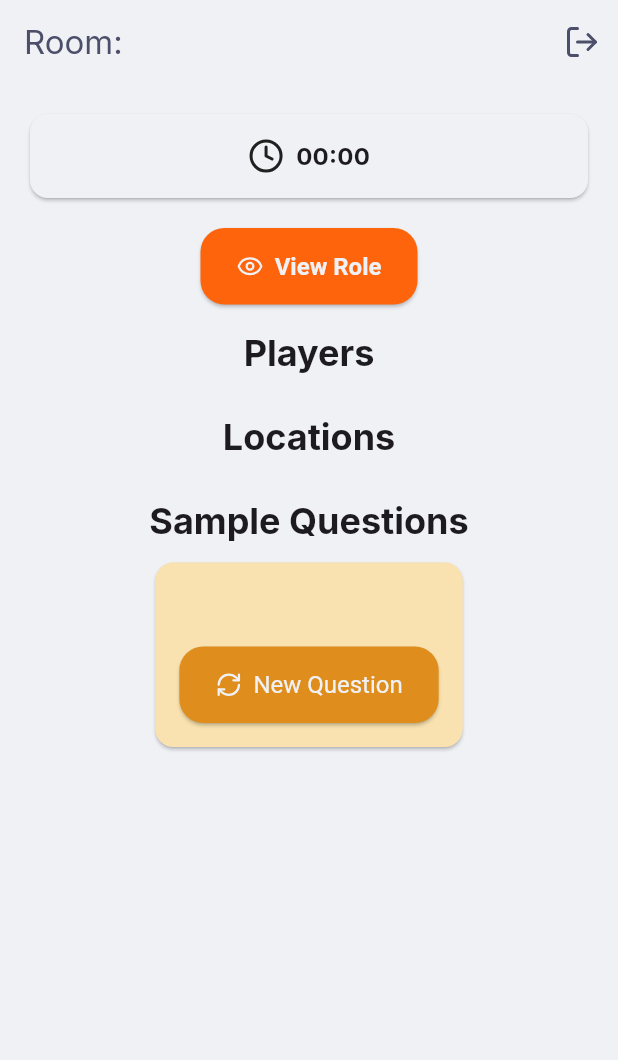
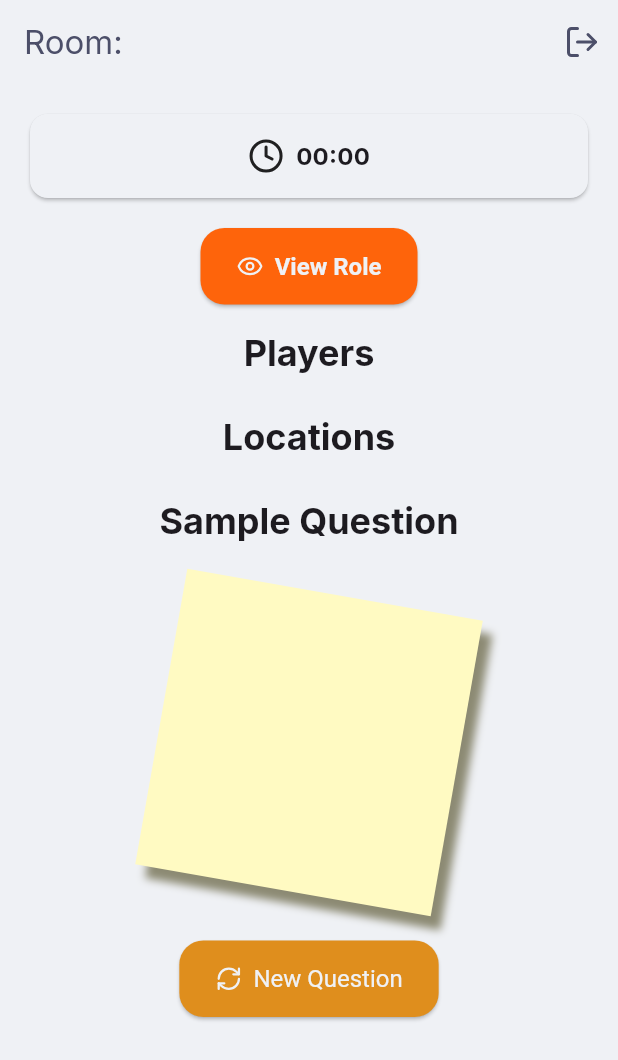
Before and after one commit to Jeshwin/Spyfall, a Flutter app: the GamePage screen opened directly with empty values, on a phone screen of 412 x 824 dp. Shown: the top 1060 px of the screen. Run offline on Flutter 3.47's test engine with Material 3 defaults, Android fonts, the light colour scheme and no system bars; our stand-ins replace cloud_firestore, firebase_core, google_fonts, lucide_icons, yaml; accounts and stored records are empty; generated files the repository leaves out were written again.

Commit message:
Improve styling and add some end of game popups.

```diff
--- a/lib/models/room.dart
+++ b/lib/models/room.dart
@@ -5,19 +5,16 @@ enum RoomStatus { setup, waiting, inProgress, completed, closed }
 
 class RoomSettings {
   final int discussionTime;
-  final int votingTime;
   final bool startTimerOnGameStart;
 
   RoomSettings({
     required this.discussionTime,
-    required this.votingTime,
     required this.startTimerOnGameStart,
   });
 
   Map<String, dynamic> toJson() {
     return {
       'discussionTime': discussionTime,
-      'votingTime': votingTime,
       'startTimerOnGameStart': startTimerOnGameStart,
     };
   }
@@ -27,8 +24,6 @@ class RoomSettings {
       discussionTime:
           json['discussionTime'] ??
           AppConstants.defaultSettings["discussionTime"],
-      votingTime:
-          json['votingTime'] ?? AppConstants.defaultSettings["votingTime"],
       startTimerOnGameStart:
           json['startTimerOnGameStart'] ??
           AppConstants.defaultSettings["startTimerOnGameStart"],
@@ -134,6 +129,8 @@ class Room {
 
   // Debug method to print room information
   void debugPrint() {
-    print('Room{id: $id, roomCode: $roomCode, status: $status, location: $location, spyId: $spyId, roundStartTime: $roundStartTime, gameSession: $gameSession, createdAt: $createdAt, createdBy: $createdBy, settings: ${settings.toJson()}, isTimerPaused: $isTimerPaused, timerLastUpdated: $timerLastUpdated}');
+    print(
+      'Room{id: $id, roomCode: $roomCode, status: $status, location: $location, spyId: $spyId, roundStartTime: $roundStartTime, gameSession: $gameSession, createdAt: $createdAt, createdBy: $createdBy, settings: ${settings.toJson()}, isTimerPaused: $isTimerPaused, timerLastUpdated: $timerLastUpdated}',
+    );
   }
 }
--- a/lib/pages/game_page.dart
+++ b/lib/pages/game_page.dart
@@ -1,10 +1,11 @@
 import 'dart:async';
 import 'dart:math';
 
+import 'package:cloud_firestore/cloud_firestore.dart';
 import 'package:flutter/material.dart';
 import 'package:flutter/services.dart';
-import 'package:google_fonts/google_fonts.dart';
 import 'package:lucide_icons/lucide_icons.dart';
+import 'package:spyfall/widgets/sticky_note.dart';
 import 'package:yaml/yaml.dart';
 
 import '../main.dart';
@@ -344,6 +345,7 @@ class _GamePageState extends State<GamePage> {
                 );
               }
 
+              _showGameResultsDialog(() async {
                 if (context.mounted) {
                   Navigator.of(context).pop();
                   Navigator.of(context, rootNavigator: true).pushReplacement(
@@ -357,12 +359,93 @@ class _GamePageState extends State<GamePage> {
                     ),
                   );
                 }
+              });
             },
             child: const Text('Leave'),
           ),
         ],
       ),
     );
+  }
+
+  void _showGameResultsDialog(Future<void> Function() onContinue) async {
+    if (!mounted || room?.location == null) {
+      await onContinue();
+      return;
+    }
+
+    try {
+      final players = await PlayerService.getPlayersInGame(widget.roomCode);
+      final spy = players.firstWhere(
+        (player) => player.isSpy,
+        orElse: () => Player(
+          id: '',
+          name: 'Unknown',
+          gameId: widget.roomCode,
+          isSpy: false,
+          isHost: false,
+          status: PlayerStatus.notReady,
+          joinedAt: Timestamp.now(),
+        ),
+      );
+
+      if (!mounted) return;
+
+      showDialog(
+        context: context,
+        barrierDismissible: false,
+        builder: (BuildContext context) {
+          return AlertDialog(
+            title: const Text('Game Results'),
+            content: Column(
+              mainAxisSize: MainAxisSize.min,
+              crossAxisAlignment: CrossAxisAlignment.start,
+              children: [
+                Row(
+                  children: [
+                    const Icon(LucideIcons.mapPin, size: 20),
+                    const SizedBox(width: 8),
+                    const Text(
+                      'Location: ',
+                      style: TextStyle(fontWeight: FontWeight.bold),
+                    ),
+                    Expanded(child: Text(room!.location!)),
+                  ],
+                ),
+                const SizedBox(height: 12),
+                Row(
+                  children: [
+                    const Icon(LucideIcons.userX, size: 20, color: Colors.red),
+                    const SizedBox(width: 8),
+                    const Text(
+                      'Spy: ',
+                      style: TextStyle(fontWeight: FontWeight.bold),
+                    ),
+                    Expanded(
+                      child: Text(
+                        spy.name.isNotEmpty ? spy.name : 'Unknown',
+                        style: const TextStyle(color: Colors.red),
+                      ),
+                    ),
+                  ],
+                ),
+              ],
+            ),
+            actions: [
+              TextButton(
+                onPressed: () async {
+                  Navigator.of(context).pop();
+                  await onContinue();
+                },
+                child: const Text('Continue'),
+              ),
+            ],
+          );
+        },
+      );
+    } catch (e) {
+      await onContinue();
+    }
   }
 
   void _showHostLeftGameDialog() {
@@ -581,23 +664,25 @@ class _GamePageState extends State<GamePage> {
           ),
         ),
         const SizedBox(height: 8),
-        GridView.builder(
-          shrinkWrap: true,
-          physics: const NeverScrollableScrollPhysics(),
-          gridDelegate: const SliverGridDelegateWithFixedCrossAxisCount(
-            crossAxisCount: 2,
-            childAspectRatio: 16 / 9,
-            crossAxisSpacing: 8,
-            mainAxisSpacing: 8,
-          ),
-          itemCount: _locations.length,
-          itemBuilder: (context, index) {
-            final location = _locations[index];
+        _buildTwoColumnLayout(),
+      ],
+    );
+  }
+
+  Widget _buildTwoColumnLayout() {
+    // Split locations into two lists for the columns
+    final leftColumnItems = <Widget>[];
+    final rightColumnItems = <Widget>[];
+
+    for (int i = 0; i < _locations.length; i++) {
+      final location = _locations[i];
       final isCurrentLocation =
           location == room?.location && !(player?.isSpy ?? false);
       final isCrossedOut = _crossedOutLocations.contains(location);
 
-            return LocationCard(
+      final card = Padding(
+        padding: const EdgeInsets.only(bottom: 8.0),
+        child: LocationCard(
           location: location,
           isCurrentLocation: isCurrentLocation,
           isCrossedOut: isCrossedOut,
@@ -612,9 +697,23 @@ class _GamePageState extends State<GamePage> {
               });
             }
           },
+        ),
       );
-          },
-        ),
+
+      // Alternate between left and right columns
+      if (i % 2 == 0) {
+        leftColumnItems.add(card);
+      } else {
+        rightColumnItems.add(card);
+      }
+    }
+
+    return Row(
+      crossAxisAlignment: CrossAxisAlignment.start,
+      children: [
+        Expanded(child: Column(children: leftColumnItems)),
+        const SizedBox(width: 8),
+        Expanded(child: Column(children: rightColumnItems)),
       ],
     );
   }
@@ -625,27 +724,14 @@ class _GamePageState extends State<GamePage> {
       crossAxisAlignment: CrossAxisAlignment.center,
       children: [
         Text(
-          'Sample Questions',
+          'Sample Question',
           style: Theme.of(
             context,
           ).textTheme.headlineSmall?.copyWith(fontWeight: FontWeight.bold),
         ),
-        const SizedBox(height: 8),
-        Card(
-          color: Color(0xFFf9e2af),
-          child: Padding(
-            padding: const EdgeInsets.all(16.0),
-            child: Column(
-              children: [
-                Text(
-                  _currentQuestion,
-                  style: GoogleFonts.getFont(
-                    "Permanent Marker",
-                    textStyle: Theme.of(context).textTheme.bodyLarge,
-                  ),
-                  textAlign: TextAlign.center,
-                ),
-                const SizedBox(height: 16),
+        const SizedBox(height: 32),
+        StickyNote(text: _currentQuestion),
+        const SizedBox(height: 32),
         ElevatedButton.icon(
           onPressed: _refreshQuestion,
           icon: const Icon(LucideIcons.refreshCw),
@@ -653,10 +739,7 @@ class _GamePageState extends State<GamePage> {
           style: ElevatedButton.styleFrom(
             backgroundColor: Color(0xFFdf8e1d),
             foregroundColor: Theme.of(context).colorScheme.onPrimary,
-                    padding: const EdgeInsets.symmetric(
-                      vertical: 16,
-                      horizontal: 24,
-                    ),
+            padding: const EdgeInsets.symmetric(vertical: 16, horizontal: 24),
             shape: RoundedRectangleBorder(
               borderRadius: BorderRadius.circular(16),
             ),
@@ -664,10 +747,6 @@ class _GamePageState extends State<GamePage> {
           ),
         ),
       ],
-            ),
-          ),
-        ),
-      ],
     );
   }
 }
--- /dev/null
+++ b/lib/widgets/sticky_note.dart
@@ -0,0 +1,71 @@
+import 'dart:math' as math;
+
+import 'package:flutter/material.dart';
+import 'package:google_fonts/google_fonts.dart';
+
+class StickyNote extends StatelessWidget {
+  final String text;
+
+  // Private styling constants
+  static const double _width = 200;
+  static const double _height = 200;
+  static const Color _noteColor = Color(0xFFFFFAC2); // Light yellow
+  static const Color _shadowColor = Color(0xFF8C8A73); // Darker shadow color
+  static const double _rotation = 10; // degrees
+  static final TextStyle _textStyle = GoogleFonts.getFont(
+    'Delicious Handrawn',
+    textStyle: TextStyle(
+      fontSize: 24,
+      color: Colors.black87,
+      fontWeight: FontWeight.w500,
+      height: 1.3,
+    ),
+  );
+
+  const StickyNote({super.key, required this.text});
+
+  @override
+  Widget build(BuildContext context) {
+    return SizedBox(
+      width: _width,
+      height: _height,
+      child: Stack(
+        children: [
+          // Sticky note
+          Positioned(
+            left: 0,
+            top: 0,
+            child: Transform.rotate(
+              angle: _rotation * math.pi / 180,
+              child: Container(
+                width: _width,
+                height: _height,
+                decoration: BoxDecoration(
+                  color: _noteColor,
+                  boxShadow: [
+                    BoxShadow(
+                      color: _shadowColor,
+                      blurRadius: 4,
+                      offset: const Offset(8, 8),
+                    ),
+                  ],
+                ),
+                child: Center(
+                  child: Padding(
+                    padding: const EdgeInsets.all(16.0),
+                    child: Text(
+                      text,
+                      textAlign: TextAlign.center,
+                      overflow: TextOverflow.visible,
+                      style: _textStyle,
+                    ),
+                  ),
+                ),
+              ),
+            ),
+          ),
+        ],
+      ),
+    );
+  }
+}
```
Also changed, not shown: lib/pages/lobby_page.dart (+6 -29 lines), lib/widgets/location_card.dart (+31 -54 lines), assets/images/placeholder.jpg (added), assets/images/spy.jpg (added), pubspec.lock. Lines whose indentation alone changed are shown as unchanged.
